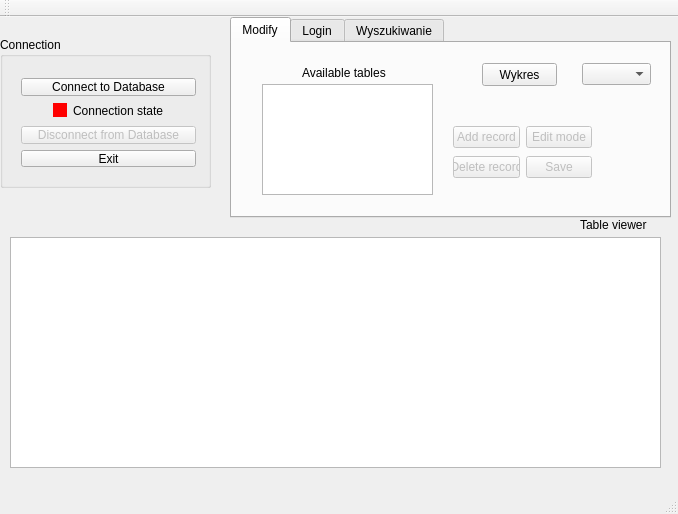
First picture: the form in mainwindow.ui, repository palucki/leauge-explorer, before the edit.
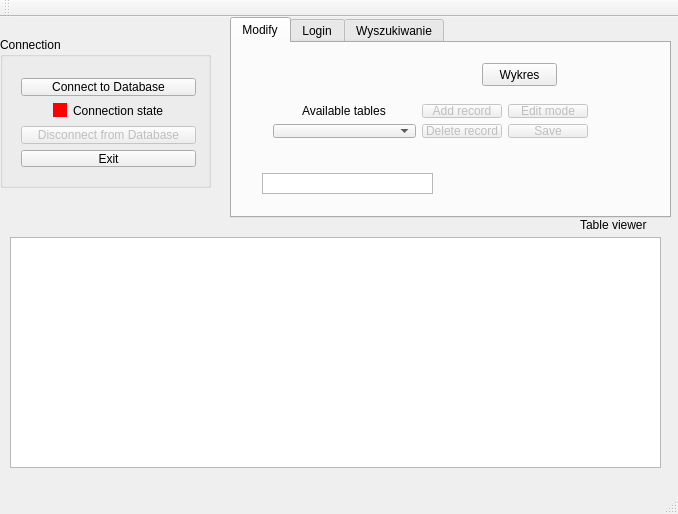
Second picture: the form after the edit.

Commit message: Added allTables as Combobox

Diff of the .ui file:
```diff
--- a/mainwindow.ui
+++ b/mainwindow.ui
@@ -65,15 +65,87 @@
      <attribute name="title">
       <string>Modify</string>
      </attribute>
-     <widget class="QWidget" name="gridLayoutWidget">
+     <widget class="QListWidget" name="allTables">
+      <property name="enabled">
+       <bool>true</bool>
+      </property>
       <property name="geometry">
        <rect>
-        <x>210</x>
-        <y>70</y>
-        <width>161</width>
-        <height>80</height>
+        <x>30</x>
+        <y>130</y>
+        <width>171</width>
+        <height>21</height>
        </rect>
       </property>
+     </widget>
+     <widget class="QPushButton" name="pushButton">
+      <property name="geometry">
+       <rect>
+        <x>250</x>
+        <y>20</y>
+        <width>75</width>
+        <height>23</height>
+       </rect>
+      </property>
+      <property name="text">
+       <string>Wykres</string>
+      </property>
+     </widget>
+     <widget class="QWidget" name="">
+      <property name="geometry">
+       <rect>
+        <x>30</x>
+        <y>50</y>
+        <width>337</width>
+        <height>56</height>
+       </rect>
+      </property>
+      <layout class="QHBoxLayout" name="horizontalLayout_4">
+       <item>
+        <layout class="QVBoxLayout" name="verticalLayout_5">
+         <item>
+          <layout class="QHBoxLayout" name="horizontalLayout">
+           <item>
+            <spacer name="horizontalSpacer">
+             <property name="orientation">
+              <enum>Qt::Horizontal</enum>
+             </property>
+             <property name="sizeHint" stdset="0">
+              <size>
+               <width>40</width>
+               <height>20</height>
+              </size>
+             </property>
+            </spacer>
+           </item>
+           <item>
+            <widget class="QLabel" name="label">
+             <property name="text">
+              <string>Available tables</string>
+             </property>
+            </widget>
+           </item>
+           <item>
+            <spacer name="horizontalSpacer_2">
+             <property name="orientation">
+              <enum>Qt::Horizontal</enum>
+             </property>
+             <property name="sizeHint" stdset="0">
+              <size>
+               <width>40</width>
+               <height>20</height>
+              </size>
+             </property>
+            </spacer>
+           </item>
+          </layout>
+         </item>
+         <item>
+          <widget class="QComboBox" name="allTablesasdasd"/>
+         </item>
+        </layout>
+       </item>
+       <item>
       <layout class="QGridLayout" name="gridLayout">
        <item row="0" column="0">
         <widget class="QPushButton" name="addRecordButton">
@@ -116,52 +188,8 @@
         </widget>
        </item>
       </layout>
-     </widget>
-     <widget class="QLabel" name="label">
-      <property name="geometry">
-       <rect>
-        <x>70</x>
-        <y>20</y>
-        <width>91</width>
-        <height>20</height>
-       </rect>
-      </property>
-      <property name="text">
-       <string>Available tables</string>
-      </property>
-     </widget>
-     <widget class="QListWidget" name="allTables">
-      <property name="geometry">
-       <rect>
-        <x>30</x>
-        <y>41</y>
-        <width>171</width>
-        <height>111</height>
-       </rect>
-      </property>
-     </widget>
-     <widget class="QPushButton" name="pushButton">
-      <property name="geometry">
-       <rect>
-        <x>250</x>
-        <y>20</y>
-        <width>75</width>
-        <height>23</height>
-       </rect>
-      </property>
-      <property name="text">
-       <string>Wykres</string>
-      </property>
-     </widget>
-     <widget class="QComboBox" name="allTablesasdasd">
-      <property name="geometry">
-       <rect>
-        <x>350</x>
-        <y>20</y>
-        <width>69</width>
-        <height>22</height>
-       </rect>
-      </property>
+       </item>
+      </layout>
      </widget>
     </widget>
     <widget class="QWidget" name="tab_2">
```
Lines whose indentation alone changed are shown as unchanged. The commit also changes 5 other files.
